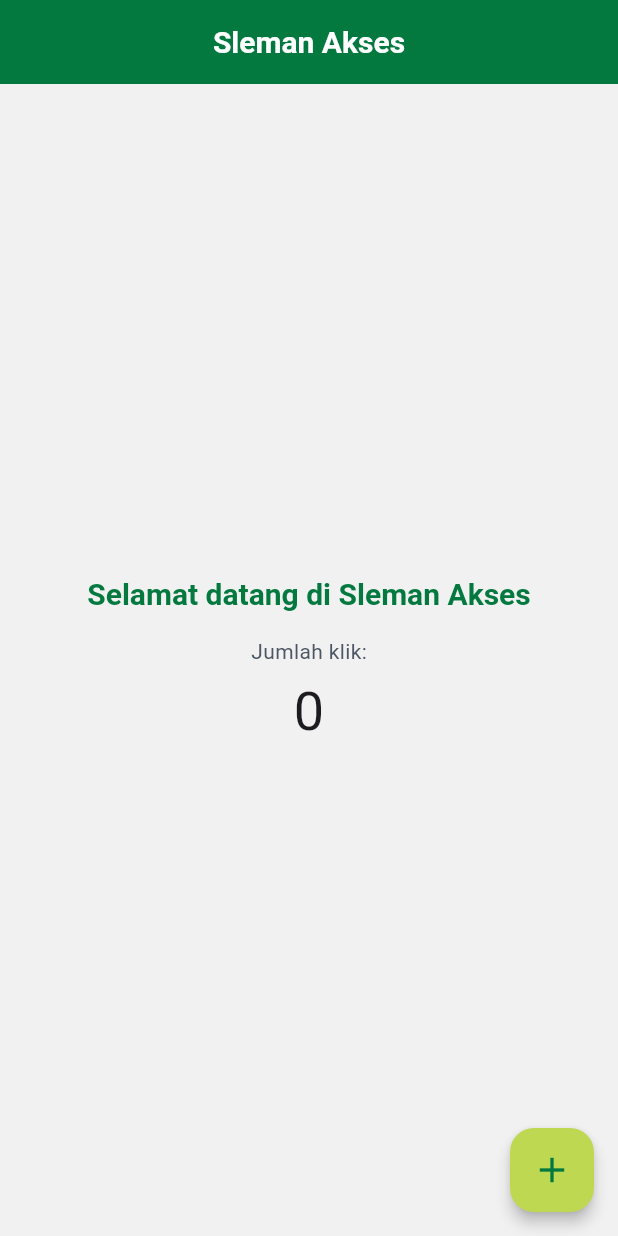
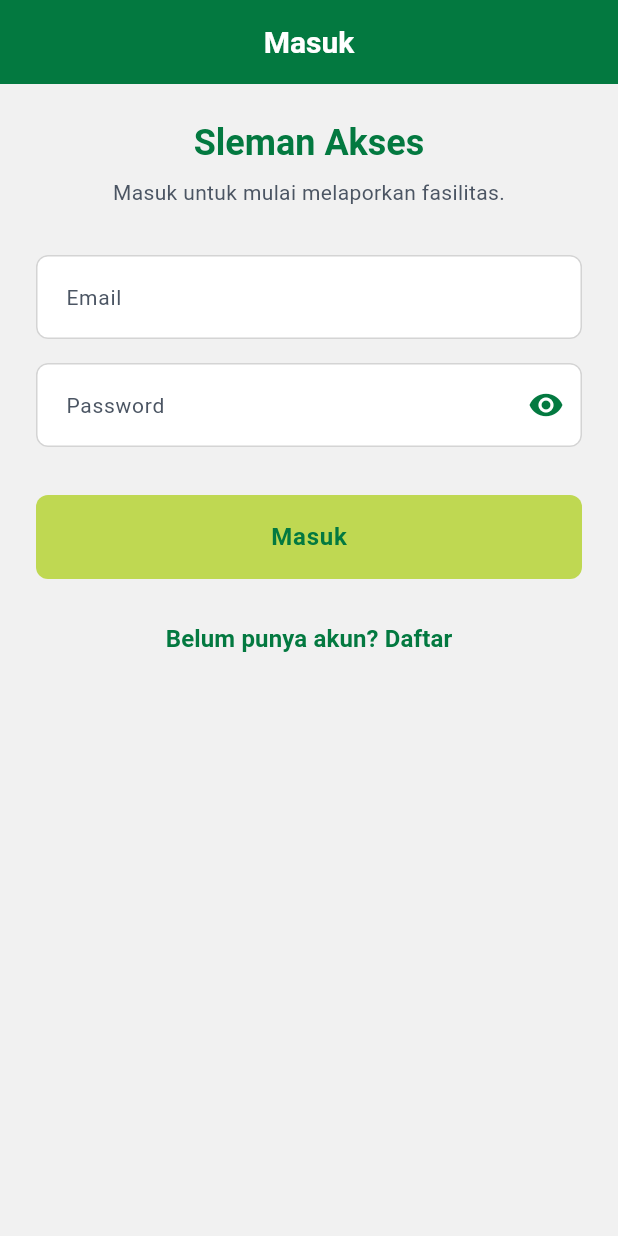
Before and after one commit to Grezzt/sleman_akses_mobile, a Flutter app: the screen it shows after launch, on a phone screen of 412 x 824 dp. Run offline on Flutter 3.47's test engine with Material 3 defaults, Android fonts, the phone set to English and light mode, and no system bars; our stand-ins replace flutter_dotenv, shared_preferences; accounts and stored records are empty.

Commit message:
feat: implement authentication flow with login, registration, and session management

```diff
--- a/lib/app.dart
+++ b/lib/app.dart
@@ -1,17 +1,39 @@
 import 'package:flutter/material.dart';
+import 'package:provider/provider.dart';
 
 import 'core/theme/app_theme.dart';
+import 'features/auth/data/auth_repository.dart';
+import 'features/auth/data/datasources/auth_remote_data_source.dart';
+import 'features/auth/logic/auth_controller.dart';
+import 'features/auth/ui/screens/auth_gate.dart';
+import 'features/auth/ui/screens/login_screen.dart';
+import 'features/auth/ui/screens/register_screen.dart';
 import 'features/home/ui/screens/home_screen.dart';
+import 'core/storage/token_storage.dart';
 
 class App extends StatelessWidget {
   const App({super.key});
 
   @override
   Widget build(BuildContext context) {
-    return MaterialApp(
-      title: 'Sleman Akses',
-      theme: AppTheme.build(),
-      home: const HomeScreen(),
+    return MultiProvider(
+      providers: [
+        ChangeNotifierProvider(
+          create: (_) => AuthController(
+            AuthRepository(AuthRemoteDataSource(), TokenStorage()),
+          ),
+        ),
+      ],
+      child: MaterialApp(
+        title: 'Sleman Akses',
+        theme: AppTheme.build(),
+        home: const AuthGate(),
+        routes: {
+          '/login': (_) => const LoginScreen(),
+          '/register': (_) => const RegisterScreen(),
+          '/home': (_) => const HomeScreen(),
+        },
+      ),
     );
   }
 }
--- /dev/null
+++ b/lib/core/errors/api_exception.dart
@@ -0,0 +1,7 @@
+class ApiException implements Exception {
+  ApiException(this.message, {Map<String, List<String>>? fieldErrors})
+    : fieldErrors = fieldErrors ?? {};
+
+  final String message;
+  final Map<String, List<String>> fieldErrors;
+}
--- a/lib/core/network/api_client.dart
+++ b/lib/core/network/api_client.dart
@@ -3,6 +3,12 @@ import 'package:http/http.dart' as http;
 
 class ApiClient {
   static String get baseUrl => dotenv.env['API_BASE_URL'] ?? '';
+
+  static void ensureBaseUrl() {
+    if (baseUrl.isEmpty) {
+      throw StateError('API_BASE_URL is not set in .env');
+    }
+  }
 
   static String? _token;
   static final http.Client _client = http.Client();
--- /dev/null
+++ b/lib/features/auth/data/auth_repository.dart
@@ -0,0 +1,67 @@
+import '../../../core/storage/token_storage.dart';
+import 'datasources/auth_remote_data_source.dart';
+import 'models/user_model.dart';
+
+class AuthSession {
+  AuthSession({required this.token, required this.user});
+
+  final String token;
+  final UserModel user;
+}
+
+class AuthRepository {
+  AuthRepository(this._remote, this._storage);
+
+  final AuthRemoteDataSource _remote;
+  final TokenStorage _storage;
+
+  Future<AuthSession> register({
+    required String fullName,
+    required String email,
+    required String password,
+    required String passwordConfirmation,
+  }) async {
+    final data = await _remote.register(
+      fullName: fullName,
+      email: email,
+      password: password,
+      passwordConfirmation: passwordConfirmation,
+    );
+
+    final token = (data['token'] ?? '') as String;
+    final user = UserModel.fromJson(
+      (data['user'] ?? {}) as Map<String, dynamic>,
+    );
+
+    return AuthSession(token: token, user: user);
+  }
+
+  Future<AuthSession> login({
+    required String email,
+    required String password,
+  }) async {
+    final data = await _remote.login(email: email, password: password);
+    final token = (data['token'] ?? '') as String;
+    final user = UserModel.fromJson(
+      (data['user'] ?? {}) as Map<String, dynamic>,
+    );
+
+    return AuthSession(token: token, user: user);
+  }
+
+  Future<void> logout() {
+    return _remote.logout();
+  }
+
+  Future<void> saveToken(String token) {
+    return _storage.saveToken(token);
+  }
+
+  Future<String?> getStoredToken() {
+    return _storage.getToken();
+  }
+
+  Future<void> clearToken() {
+    return _storage.clearToken();
+  }
+}
--- /dev/null
+++ b/lib/features/auth/data/models/user_model.dart
@@ -0,0 +1,15 @@
+class UserModel {
+  UserModel({required this.id, required this.fullName, required this.email});
+
+  final int id;
+  final String fullName;
+  final String email;
+
+  factory UserModel.fromJson(Map<String, dynamic> json) {
+    return UserModel(
+      id: (json['user_id'] ?? json['id'] ?? 0) as int,
+      fullName: (json['full_name'] ?? json['name'] ?? '') as String,
+      email: (json['email'] ?? '') as String,
+    );
+  }
+}
--- /dev/null
+++ b/lib/features/auth/logic/auth_controller.dart
@@ -0,0 +1,114 @@
+import 'package:flutter/material.dart';
+
+import '../../../core/errors/api_exception.dart';
+import '../../../core/network/api_client.dart';
+import '../data/auth_repository.dart';
+import '../data/models/user_model.dart';
+
+class AuthController extends ChangeNotifier {
+  AuthController(this._repository);
+
+  final AuthRepository _repository;
+
+  UserModel? _user;
+  String? _token;
+  bool _isLoading = false;
+  String? _errorMessage;
+  Map<String, List<String>> _fieldErrors = {};
+
+  UserModel? get user => _user;
+  String? get token => _token;
+  bool get isLoading => _isLoading;
+  String? get errorMessage => _errorMessage;
+  bool get isAuthenticated => _token != null && _token!.isNotEmpty;
+
+  String? fieldError(String key) {
+    final errors = _fieldErrors[key];
+    if (errors == null || errors.isEmpty) {
+      return null;
+    }
+    return errors.first;
+  }
+
+  Future<void> loadFromStorage() async {
+    final storedToken = await _repository.getStoredToken();
+    if (storedToken != null && storedToken.isNotEmpty) {
+      _token = storedToken;
+      ApiClient.setToken(storedToken);
+    }
+    notifyListeners();
+  }
+
+  Future<bool> register({
+    required String fullName,
+    required String email,
+    required String password,
+    required String passwordConfirmation,
+  }) async {
+    _setLoading(true);
+    _clearErrors();
+    try {
+      final session = await _repository.register(
+        fullName: fullName,
+        email: email,
+        password: password,
+        passwordConfirmation: passwordConfirmation,
+      );
+      await _persistSession(session);
+      return true;
+    } on ApiException catch (error) {
+      _errorMessage = error.message;
+      _fieldErrors = error.fieldErrors;
+      return false;
+    } finally {
+      _setLoading(false);
+    }
+  }
+
+  Future<bool> login({required String email, required String password}) async {
+    _setLoading(true);
+    _clearErrors();
+    try {
+      final session = await _repository.login(email: email, password: password);
+      await _persistSession(session);
+      return true;
+    } on ApiException catch (error) {
+      _errorMessage = error.message;
+      _fieldErrors = error.fieldErrors;
+      return false;
+    } finally {
+      _setLoading(false);
+    }
+  }
+
+  Future<void> logout() async {
+    _setLoading(true);
+    try {
+      await _repository.logout();
+    } catch (_) {
+      // ignore logout errors; local session still cleared
+    }
+    await _repository.clearToken();
+    ApiClient.clearToken();
+    _token = null;
+    _user = null;
+    _setLoading(false);
+  }
+
+  Future<void> _persistSession(AuthSession session) async {
+    _token = session.token;
+    _user = session.user;
+    ApiClient.setToken(session.token);
+    await _repository.saveToken(session.token);
+  }
+
+  void _setLoading(bool value) {
+    _isLoading = value;
+    notifyListeners();
+  }
+
+  void _clearErrors() {
+    _errorMessage = null;
+    _fieldErrors = {};
+  }
+}
--- /dev/null
+++ b/lib/features/auth/ui/screens/auth_gate.dart
@@ -0,0 +1,43 @@
+import 'package:flutter/material.dart';
+import 'package:provider/provider.dart';
+
+import '../../logic/auth_controller.dart';
+import '../../../home/ui/screens/home_screen.dart';
+import 'login_screen.dart';
+
+class AuthGate extends StatefulWidget {
+  const AuthGate({super.key});
+
+  @override
+  State<AuthGate> createState() => _AuthGateState();
+}
+
+class _AuthGateState extends State<AuthGate> {
+  late final Future<void> _loadFuture;
+
+  @override
+  void initState() {
+    super.initState();
+    _loadFuture = context.read<AuthController>().loadFromStorage();
+  }
+
+  @override
+  Widget build(BuildContext context) {
+    return FutureBuilder<void>(
+      future: _loadFuture,
+      builder: (context, snapshot) {
+        if (snapshot.connectionState != ConnectionState.done) {
+          return const Scaffold(
+            body: Center(child: CircularProgressIndicator()),
+          );
+        }
+
+        final auth = context.watch<AuthController>();
+        if (auth.isAuthenticated) {
+          return const HomeScreen();
+        }
+        return const LoginScreen();
+      },
+    );
+  }
+}
--- /dev/null
+++ b/lib/features/auth/ui/screens/login_screen.dart
@@ -0,0 +1,159 @@
+import 'package:flutter/material.dart';
+import 'package:provider/provider.dart';
+
+import '../../logic/auth_controller.dart';
+
+class LoginScreen extends StatefulWidget {
+  const LoginScreen({super.key});
+
+  @override
+  State<LoginScreen> createState() => _LoginScreenState();
+}
+
+class _LoginScreenState extends State<LoginScreen> {
+  final _formKey = GlobalKey<FormState>();
+  final _emailController = TextEditingController();
+  final _passwordController = TextEditingController();
+  bool _obscurePassword = true;
+
+  @override
+  void dispose() {
+    _emailController.dispose();
+    _passwordController.dispose();
+    super.dispose();
+  }
+
+  Future<void> _submit() async {
+    if (!_formKey.currentState!.validate()) {
+      return;
+    }
+
+    final auth = context.read<AuthController>();
+    final success = await auth.login(
+      email: _emailController.text.trim(),
+      password: _passwordController.text,
+    );
+
+    if (!mounted) {
+      return;
+    }
+
+    if (success) {
+      Navigator.pushReplacementNamed(context, '/home');
+    } else if (auth.errorMessage != null) {
+      ScaffoldMessenger.of(
+        context,
+      ).showSnackBar(SnackBar(content: Text(auth.errorMessage!)));
+    }
+  }
+
+  @override
+  Widget build(BuildContext context) {
+    final auth = context.watch<AuthController>();
+
+    return Scaffold(
+      appBar: AppBar(title: const Text('Masuk')),
+      body: SafeArea(
+        child: SingleChildScrollView(
+          padding: const EdgeInsets.all(24),
+          child: Column(
+            crossAxisAlignment: CrossAxisAlignment.stretch,
+            children: [
+              Text(
+                'Sleman Akses',
+                style: Theme.of(context).textTheme.headlineLarge,
+                textAlign: TextAlign.center,
+              ),
+              const SizedBox(height: 8),
+              Text(
+                'Masuk untuk mulai melaporkan fasilitas.',
+                style: Theme.of(context).textTheme.bodyMedium,
+                textAlign: TextAlign.center,
+              ),
+              const SizedBox(height: 32),
+              Form(
+                key: _formKey,
+                child: Column(
+                  children: [
+                    TextFormField(
+                      controller: _emailController,
+                      keyboardType: TextInputType.emailAddress,
+                      decoration: const InputDecoration(labelText: 'Email'),
+                      validator: (value) {
+                        if (value == null || value.trim().isEmpty) {
+                          return 'Email wajib diisi.';
+                        }
+                        return null;
+                      },
+                    ),
+                    const SizedBox(height: 16),
+                    TextFormField(
+                      controller: _passwordController,
+                      obscureText: _obscurePassword,
+                      decoration: InputDecoration(
+                        labelText: 'Password',
+                        suffixIcon: IconButton(
+                          icon: Icon(
+                            _obscurePassword
+                                ? Icons.visibility
+                                : Icons.visibility_off,
+                          ),
+                          onPressed: () {
+                            setState(() {
+                              _obscurePassword = !_obscurePassword;
+                            });
+                          },
+                        ),
+                      ),
+                      validator: (value) {
+                        if (value == null || value.isEmpty) {
+                          return 'Password wajib diisi.';
+                        }
+                        return null;
+                      },
+                    ),
+                    const SizedBox(height: 8),
+                    if (auth.fieldError('email') != null)
+                      Align(
+                        alignment: Alignment.centerLeft,
+                        child: Text(
+                          auth.fieldError('email')!,
+                          style: const TextStyle(color: Colors.red),
+                        ),
+                      ),
+                    if (auth.fieldError('password') != null)
+                      Align(
+                        alignment: Alignment.centerLeft,
+                        child: Text(
+                          auth.fieldError('password')!,
+                          style: const TextStyle(color: Colors.red),
+                        ),
+                      ),
+                    const SizedBox(height: 24),
+                    ElevatedButton(
+                      onPressed: auth.isLoading ? null : _submit,
+                      child: auth.isLoading
+                          ? const SizedBox(
+                              width: 20,
+                              height: 20,
+                              child: CircularProgressIndicator(strokeWidth: 2),
+                            )
+                          : const Text('Masuk'),
+                    ),
+                  ],
+                ),
+              ),
+              const SizedBox(height: 16),
+              TextButton(
+                onPressed: () {
+                  Navigator.pushNamed(context, '/register');
+                },
+                child: const Text('Belum punya akun? Daftar'),
+              ),
+            ],
+          ),
+        ),
+      ),
+    );
+  }
+}
```
Also changed, not shown: lib/features/auth/data/datasources/auth_remote_data_source.dart (added, +103 -0 lines), lib/features/auth/ui/screens/register_screen.dart (added, +206 -0 lines).
